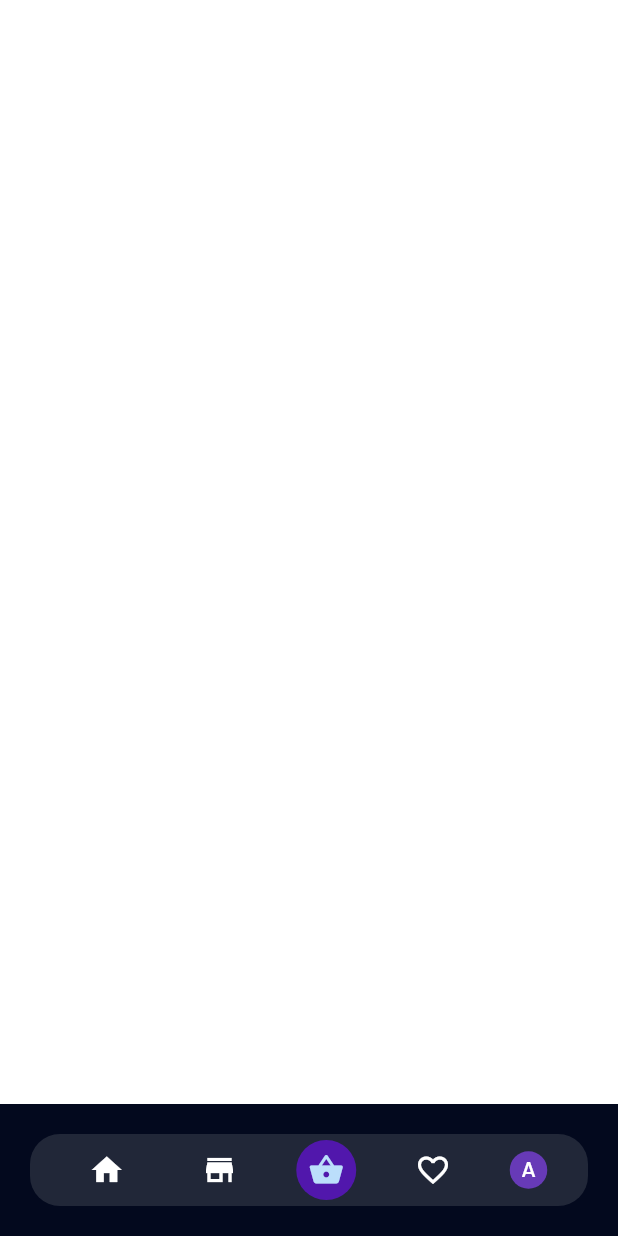
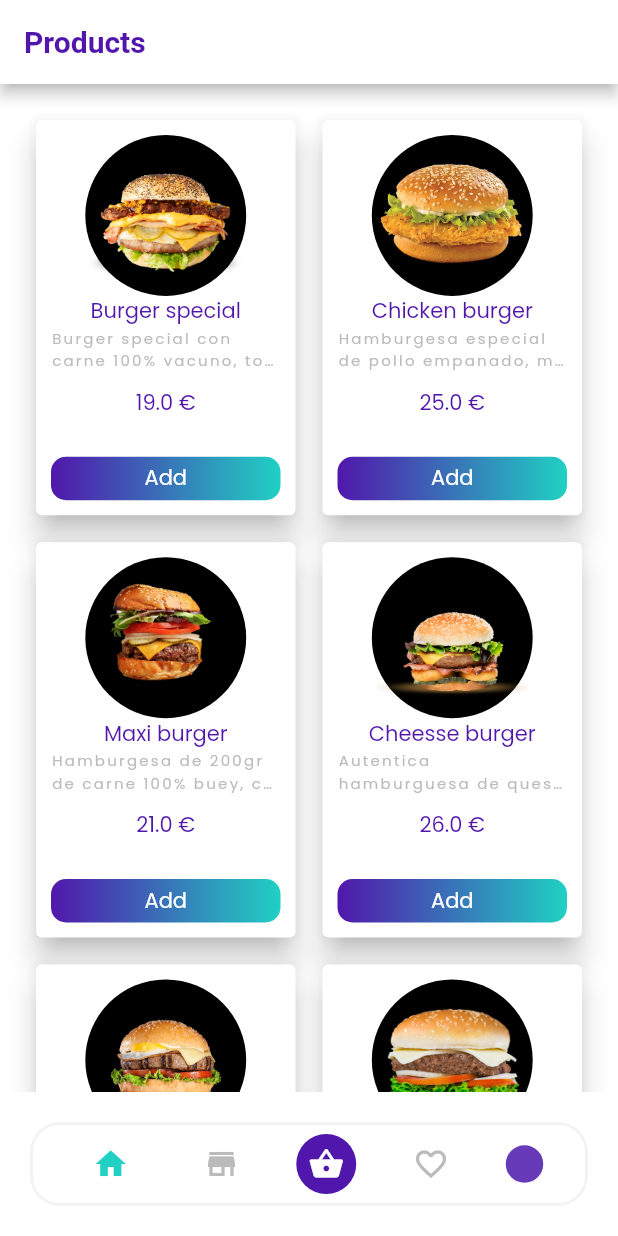
Before and after one commit to AnnaPS/DeliveryApp, a Flutter app: the screen it shows after launch, after a tap on "Login", on a phone screen of 412 x 824 dp. Run offline on Flutter 3.47's test engine with Material 2 defaults, Android fonts, the phone set to English and light mode, and no system bars; our stand-ins replace google_fonts.

Commit message:
added products screen

```diff
--- /dev/null
+++ b/lib/data/in_memory_products.dart
@@ -0,0 +1,88 @@
+import 'package:deliveryApp/data/productsEntity.dart';
+
+final products = [
+  Product(
+    name: "Burger special",
+    description:
+        "Burger special con carne 100% vacuno, tomate, cebolla, queso, bacon, salsa special",
+    image: "assets/img/h1.png",
+    price: 19,
+  ),
+  Product(
+    name: "Chicken burger",
+    image: "assets/img/h5.png",
+    description:
+        "Hamburgesa especial de pollo empanado, marinado con especias, tomate, mayonesa y lechuga.",
+    price: 25,
+  ),
+  Product(
+    name: "Maxi burger",
+    image: "assets/img/h2.png",
+    description:
+        "Hamburgesa de 200gr de carne 100% buey, con tomate, lechuga, salsa maxi y queso",
+    price: 21,
+  ),
+  Product(
+    name: "Cheesse burger",
+    image: "assets/img/h3.png",
+    description:
+        "Autentica hamburguesa de queso cabra y queso gouda, acompañada de lechuga, salsa de la casa y tomate",
+    price: 26,
+  ),
+  Product(
+    name: "Bacon crispy",
+    image: "assets/img/h4.png",
+    description:
+        "Hamburguesa con bacon crujiente, cebolla caramelizada, mayonesa, tomate y lechuga",
+    price: 30,
+  ),
+  Product(
+    name: "Burger special",
+    description:
+        "Burger special con carne 100% vacuno, tomate, cebolla, queso, bacon, salsa special",
+    image: "assets/img/h6.png",
+    price: 19,
+  ),
+  Product(
+    name: "Burger special",
+    description:
+        "Burger special con carne 100% vacuno, tomate, cebolla, queso, bacon, salsa special",
+    image: "assets/img/h1.png",
+    price: 19,
+  ),
+  Product(
+    name: "Chicken burger",
+    image: "assets/img/h5.png",
+    description:
+        "Hamburgesa especial de pollo empanado, marinado con especias, tomate, mayonesa y lechuga.",
+    price: 25,
+  ),
+  Product(
+    name: "Maxi burger",
+    image: "assets/img/h2.png",
+    description:
+        "Hamburgesa de 200gr de carne 100% buey, con tomate, lechuga, salsa maxi y queso",
+    price: 21,
+  ),
+  Product(
+    name: "Cheesse burger",
+    image: "assets/img/h3.png",
+    description:
+        "Autentica hamburguesa de queso cabra y queso gouda, acompañada de lechuga, salsa de la casa y tomate",
+    price: 26,
+  ),
+  Product(
+    name: "Bacon crispy",
+    image: "assets/img/h4.png",
+    description:
+        "Hamburguesa con bacon crujiente, cebolla caramelizada, mayonesa, tomate y lechuga",
+    price: 30,
+  ),
+  Product(
+    name: "Burger special",
+    description:
+        "Burger special con carne 100% vacuno, tomate, cebolla, queso, bacon, salsa special",
+    image: "assets/img/h6.png",
+    price: 19,
+  ),
+];
--- /dev/null
+++ b/lib/data/productsEntity.dart
@@ -0,0 +1,14 @@
+import 'package:flutter/material.dart';
+
+class Product {
+  const Product(
+      {@required this.name,
+      @required this.description,
+      @required this.price,
+      @required this.image});
+
+  final String name;
+  final String description;
+  final double price;
+  final String image;
+}
--- a/lib/main.dart
+++ b/lib/main.dart
@@ -1,4 +1,4 @@
-import 'package:deliveryApp/presentation/splashscreen.dart';
+import 'package:deliveryApp/presentation/splash/splashscreen.dart';
 import 'package:deliveryApp/presentation/theme.dart';
 import 'package:flutter/material.dart';
 import 'package:google_fonts/google_fonts.dart';
@@ -28,8 +28,13 @@ class MyApp extends StatelessWidget {
 
     final lightTheme = ThemeData(
       appBarTheme: AppBarTheme(
-        color: DeliveryColors.white,
-      ),
+          color: DeliveryColors.white,
+          textTheme: GoogleFonts.poppinsTextTheme().copyWith(
+              headline6: TextStyle(
+                  fontSize: 20,
+                  color: DeliveryColors.purple,
+                  fontWeight: FontWeight.bold))),
+      bottomAppBarColor: DeliveryColors.veryLightGrey,
       canvasColor: DeliveryColors.white,
       accentColor: DeliveryColors.purple,
       textTheme: GoogleFonts.poppinsTextTheme().apply(
@@ -51,8 +56,13 @@ class MyApp extends StatelessWidget {
 
     final darkTheme = ThemeData(
         appBarTheme: AppBarTheme(
-          color: DeliveryColors.purple,
-        ),
+            color: DeliveryColors.purple,
+            textTheme: GoogleFonts.poppinsTextTheme().copyWith(
+                headline6: TextStyle(
+                    fontSize: 20,
+                    color: DeliveryColors.white,
+                    fontWeight: FontWeight.bold))),
+        bottomAppBarColor: Colors.transparent,
         canvasColor: DeliveryColors.grey,
         accentColor: DeliveryColors.white,
         scaffoldBackgroundColor: DeliveryColors.dark,
@@ -76,7 +86,7 @@ class MyApp extends StatelessWidget {
 
     return MaterialApp(
       debugShowCheckedModeBanner: false,
-      theme: darkTheme,
+      theme: lightTheme,
       home: SplashScreen(),
     );
   }
--- /dev/null
+++ b/lib/presentation/home/home_screen.dart
@@ -0,0 +1,126 @@
+import 'package:deliveryApp/presentation/home/products/products_screen.dart';
+import 'package:deliveryApp/presentation/theme.dart';
+import 'package:flutter/material.dart';
+
+class HomeScreen extends StatefulWidget {
+  const HomeScreen({Key key}) : super(key: key);
+
+  @override
+  _HomeScreenState createState() => _HomeScreenState();
+}
+
+class _HomeScreenState extends State<HomeScreen> {
+  int _currentIndext = 0;
+
+  @override
+  Widget build(BuildContext context) {
+    return Scaffold(
+      body: Column(
+        crossAxisAlignment: CrossAxisAlignment.stretch,
+        children: [
+          Expanded(
+            child: IndexedStack(
+              index: _currentIndext,
+              children: [ProductScreen()],
+            ),
+          ),
+          _DeliveryNavigationBar(
+            index: _currentIndext,
+            onIndexSelected: (index) {
+              setState(() {
+                _currentIndext = index;
+              });
+            },
+          )
+        ],
+      ),
+    );
+  }
+}
+
+class _DeliveryNavigationBar extends StatelessWidget {
+  final int index;
+  final ValueChanged<int> onIndexSelected;
+  const _DeliveryNavigationBar({Key key, this.index, this.onIndexSelected})
+      : super(key: key);
+
+  @override
+  Widget build(BuildContext context) {
+    return Padding(
+      padding: const EdgeInsets.all(20.0),
+      child: DecoratedBox(
+          decoration: BoxDecoration(
+              border: Border.all(
+                color: Theme.of(context).bottomAppBarColor,
+                width: 2,
+              ),
+              color: Theme.of(context).canvasColor,
+              borderRadius: BorderRadius.circular(20)),
+          child: Padding(
+            padding: const EdgeInsets.all(4.0),
+            child: Row(
+              mainAxisAlignment: MainAxisAlignment.spaceEvenly,
+              children: [
+                Material(
+                  child: IconButton(
+                    icon: Icon(
+                      Icons.home,
+                      color: index == 0
+                          ? DeliveryColors.green
+                          : DeliveryColors.lightGrey,
+                    ),
+                    onPressed: () => onIndexSelected(0),
+                  ),
+                ),
+                Material(
+                  child: IconButton(
+                    icon: Icon(
+                      Icons.store,
+                      color: index == 1
+                          ? DeliveryColors.green
+                          : DeliveryColors.lightGrey,
+                    ),
+                    onPressed: () => onIndexSelected(1),
+                  ),
+                ),
+                Material(
+                  child: CircleAvatar(
+                    radius: 20,
+                    backgroundColor: DeliveryColors.purple,
+                    child: IconButton(
+                      icon: Icon(
+                        Icons.shopping_basket,
+                        color: index == 2
+                            ? DeliveryColors.green
+                            : DeliveryColors.white,
+                      ),
+                      onPressed: () => onIndexSelected(2),
+                    ),
+                  ),
+                ),
+                Material(
+                  child: IconButton(
+                    icon: Icon(
+                      Icons.favorite_border_outlined,
+                      color: index == 3
+                          ? DeliveryColors.green
+                          : DeliveryColors.lightGrey,
+                    ),
+                    onPressed: () => onIndexSelected(3),
+                  ),
+                ),
+                Material(
+                  child: InkWell(
+                    onTap: () => onIndexSelected(4),
+                    child: CircleAvatar(
+                      radius: 12.5,
+                      backgroundColor: Colors.deepPurple,
+                    ),
+                  ),
+                )
+              ],
+            ),
+          )),
+    );
+  }
+}
--- /dev/null
+++ b/lib/presentation/home/products/products_screen.dart
@@ -0,0 +1,90 @@
+import 'package:deliveryApp/data/in_memory_products.dart';
+import 'package:deliveryApp/data/productsEntity.dart';
+import 'package:deliveryApp/presentation/widgets/delivery_button.dart';
+import 'package:flutter/material.dart';
+
+import '../../theme.dart';
+
+class ProductScreen extends StatelessWidget {
+  const ProductScreen({Key key}) : super(key: key);
+
+  @override
+  Widget build(BuildContext context) {
+    return Scaffold(
+      appBar: AppBar(
+        title: Text('Products'),
+      ),
+      body: GridView.builder(
+        padding: const EdgeInsets.all(20),
+        gridDelegate: SliverGridDelegateWithFixedCrossAxisCount(
+            crossAxisCount: 2,
+            childAspectRatio: 2 / 3,
+            crossAxisSpacing: 10,
+            mainAxisSpacing: 10),
+        itemCount: products.length,
+        itemBuilder: (context, index) {
+          final product = products[index];
+          return _ItemProduct(product: product);
+        },
+      ),
+    );
+  }
+}
+
+class _ItemProduct extends StatelessWidget {
+  final Product product;
+
+  const _ItemProduct({Key key, this.product}) : super(key: key);
+
+  @override
+  Widget build(BuildContext context) {
+    return Container(
+      child: Card(
+        elevation: 8,
+        child: Padding(
+          padding: const EdgeInsets.all(10.0),
+          child: Column(
+            crossAxisAlignment: CrossAxisAlignment.stretch,
+            children: [
+              Expanded(
+                  child: CircleAvatar(
+                child: ClipOval(
+                    child: Padding(
+                  padding: const EdgeInsets.all(15.0),
+                  child: Image.asset(
+                    product.image,
+                    fit: BoxFit.cover,
+                  ),
+                )),
+                backgroundColor: Colors.black,
+              )),
+              Expanded(
+                child: Column(
+                  children: [
+                    Text(product.name),
+                    Text(product.description,
+                        style: Theme.of(context)
+                            .textTheme
+                            .overline
+                            .copyWith(color: DeliveryColors.lightGrey),
+                        maxLines: 2,
+                        overflow: TextOverflow.ellipsis),
+                    SizedBox(
+                      height: 10,
+                    ),
+                    Text('${product.price} €'),
+                  ],
+                ),
+              ),
+              DeliveryButton(
+                text: 'Add',
+                onTap: () {},
+                padding: const EdgeInsets.symmetric(vertical: 4.0),
+              )
+            ],
+          ),
+        ),
+      ),
+    );
+  }
+}
--- a/lib/presentation/home_screen.dart
+++ /dev/null
@@ -1,72 +0,0 @@
-import 'package:deliveryApp/presentation/theme.dart';
-import 'package:flutter/material.dart';
-
-class HomeScreen extends StatelessWidget {
-  const HomeScreen({Key key}) : super(key: key);
-
-  @override
-  Widget build(BuildContext context) {
-    return Scaffold(
-      body: Column(
-        crossAxisAlignment: CrossAxisAlignment.stretch,
-        children: [
-          Expanded(
-            child: Container(
-              color: Colors.white,
-            ),
-          ),
-          _DeliveryNavigationBar()
-        ],
-      ),
-    );
-  }
-}
-
-class _DeliveryNavigationBar extends StatelessWidget {
-  @override
-  Widget build(BuildContext context) {
-    return Padding(
-      padding: const EdgeInsets.all(20.0),
-      child: DecoratedBox(
-          decoration: BoxDecoration(
-              color: Theme.of(context).canvasColor,
-              borderRadius: BorderRadius.circular(20)),
-          child: Row(
-            mainAxisAlignment: MainAxisAlignment.spaceEvenly,
-            children: [
-              IconButton(
-                icon: Icon(
-                  Icons.home,
-                ),
-                onPressed: () {},
-              ),
-              IconButton(
-                icon: Icon(
-                  Icons.store,
-                ),
-                onPressed: () {},
-              ),
-              CircleAvatar(
-                backgroundColor: DeliveryColors.purple,
-                child: IconButton(
-                  icon: Icon(Icons.shopping_basket),
-                  onPressed: () {},
-                ),
-              ),
-              IconButton(
-                icon: Icon(Icons.favorite_border_outlined),
-                onPressed: () {},
-              ),
-              CircleAvatar(
-                radius: 12.5,
-                backgroundColor: Colors.deepPurple,
-                child: Text(
-                  'A',
-                  style: Theme.of(context).textTheme.bodyText1,
-                ),
-              )
-            ],
-          )),
-    );
-  }
-}
--- a/lib/presentation/login_screen.dart
+++ b/lib/presentation/login/login_screen.dart
@@ -1,14 +1,14 @@
 import 'package:deliveryApp/presentation/theme.dart';
+import 'package:deliveryApp/presentation/widgets/delivery_button.dart';
 import 'package:flutter/material.dart';
 
-import 'home_screen.dart';
+import '../home/home_screen.dart';
 
 const logoSize = 45.0;
 
 class LoginScreen extends StatelessWidget {
   @override
   Widget build(BuildContext context) {
-    final size = MediaQuery.of(context).size;
     final withd = MediaQuery.of(context).size.width;
     final moreSize = 50.0;
     final labelColor = Theme.of(context).inputDecorationTheme.labelStyle.color;
@@ -42,6 +42,8 @@ class LoginScreen extends StatelessWidget {
                     ),
                     Align(
                       alignment: Alignment.bottomCenter,
+                      child: Hero(
+                        tag: 'deliveryIcon',
                         child: CircleAvatar(
                           backgroundColor: Theme.of(context).canvasColor,
                           radius: logoSize,
@@ -50,6 +52,7 @@ class LoginScreen extends StatelessWidget {
                             child: Image.asset(
                               'assets/img/fast-food.png',
                               color: Theme.of(context).accentColor,
+                            ),
                           ),
                         ),
                       ),
@@ -115,33 +118,13 @@ class LoginScreen extends StatelessWidget {
           ),
           Padding(
               padding: const EdgeInsets.all(25),
-            child: InkWell(
+              child: DeliveryButton(
                 onTap: () {
                   Navigator.of(context).pushReplacement(
                       MaterialPageRoute(builder: (_) => HomeScreen()));
                 },
-              child: Container(
-                decoration: BoxDecoration(
-                  borderRadius: BorderRadius.circular(10),
-                  gradient: LinearGradient(
-                    colors: deliveryGradient,
-                    begin: Alignment.centerRight,
-                    end: Alignment.centerLeft,
-                  ),
-                ),
-                child: Padding(
-                  padding: const EdgeInsets.all(14.0),
-                  child: Text(
-                    "Login",
-                    style: TextStyle(
-                      color: Colors.white,
-                    ),
-                    textAlign: TextAlign.center,
-                  ),
-                ),
-              ),
-            ),
-          ),
+                text: 'Login',
+              )),
         ],
       ),
     );
--- a/lib/presentation/splashscreen.dart
+++ b/lib/presentation/splash/splashscreen.dart
@@ -1,4 +1,4 @@
-import 'package:deliveryApp/presentation/login_screen.dart';
+import 'package:deliveryApp/presentation/login/login_screen.dart';
 import 'package:deliveryApp/presentation/theme.dart';
 import 'package:flutter/material.dart';
 
@@ -32,7 +32,9 @@ class _SplashScreenState extends State<SplashScreen> {
           crossAxisAlignment: CrossAxisAlignment.stretch,
           mainAxisAlignment: MainAxisAlignment.center,
           children: [
-            CircleAvatar(
+            Hero(
+              tag: 'deliveryIcon',
+              child: CircleAvatar(
                 backgroundColor: Theme.of(context).canvasColor,
                 radius: 50,
                 child: Padding(
@@ -40,6 +42,7 @@ class _SplashScreenState extends State<SplashScreen> {
                   child: Image.asset(
                     'assets/img/fast-food.png',
                     color: Theme.of(context).accentColor,
+                  ),
                 ),
               ),
             ),
--- /dev/null
+++ b/lib/presentation/widgets/delivery_button.dart
@@ -0,0 +1,43 @@
+import 'package:flutter/material.dart';
+
+import '../theme.dart';
+
+class DeliveryButton extends StatelessWidget {
+  const DeliveryButton(
+      {Key key,
+      this.onTap,
+      this.text,
+      this.padding = const EdgeInsets.all(14.0)})
+      : super(key: key);
+
+  final VoidCallback onTap;
+  final String text;
+  final EdgeInsets padding;
+
+  @override
+  Widget build(BuildContext context) {
+    return InkWell(
+      onTap: onTap,
+      child: Container(
+        decoration: BoxDecoration(
+          borderRadius: BorderRadius.circular(10),
+          gradient: LinearGradient(
+            colors: deliveryGradient,
+            begin: Alignment.centerRight,
+            end: Alignment.centerLeft,
+          ),
+        ),
+        child: Padding(
+          padding: padding,
+          child: Text(
+            text,
+            style: TextStyle(
+              color: Colors.white,
+            ),
+            textAlign: TextAlign.center,
+          ),
+        ),
+      ),
+    );
+  }
+}
```
Also changed, not shown: assets/img/h1.png (added), assets/img/h2.png (added), assets/img/h3.png (added), assets/img/h4.png (added), assets/img/h5.png (added), assets/img/h6.png (added). Lines whose indentation alone changed are shown as unchanged.
